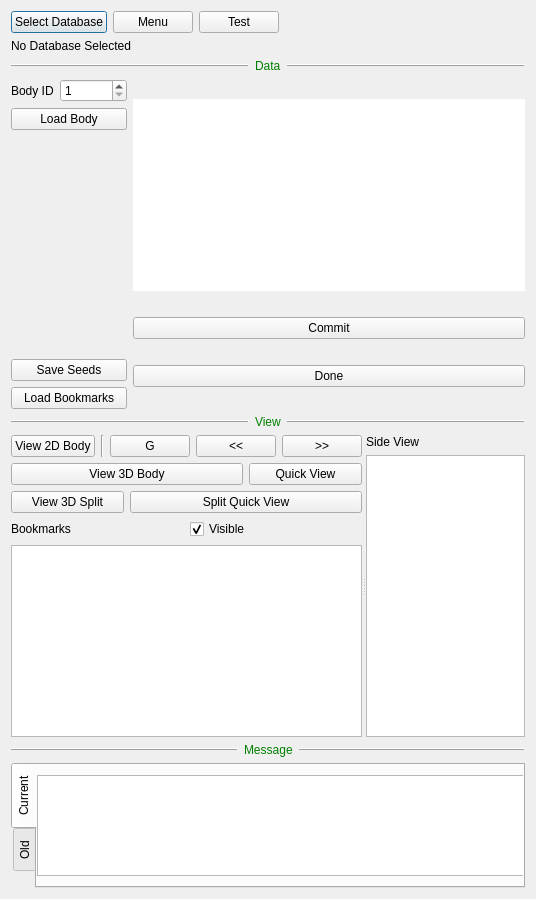
This is neurolabi/gui/flyembodysplitprojectdialog.ui in janelia-flyem/NeuTu as Qt 5 draws it before an edit. The edited form follows.
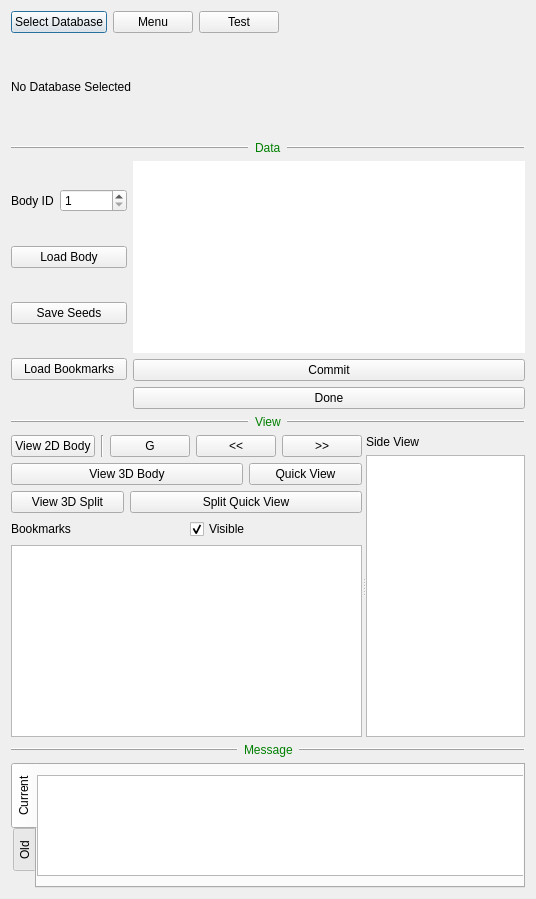
This is the edited form.

Commit message: fix dialog layout

Patch:
```diff
--- a/neurolabi/gui/flyembodysplitprojectdialog.ui
+++ b/neurolabi/gui/flyembodysplitprojectdialog.ui
@@ -143,19 +143,6 @@
          </property>
         </widget>
        </item>
-       <item>
-        <spacer name="verticalSpacer">
-         <property name="orientation">
-          <enum>Qt::Vertical</enum>
-         </property>
-         <property name="sizeHint" stdset="0">
-          <size>
-           <width>20</width>
-           <height>40</height>
-          </size>
-         </property>
-        </spacer>
-       </item>
        <item>
         <widget class="QPushButton" name="saveSeedPushButton">
          <property name="text">
```
